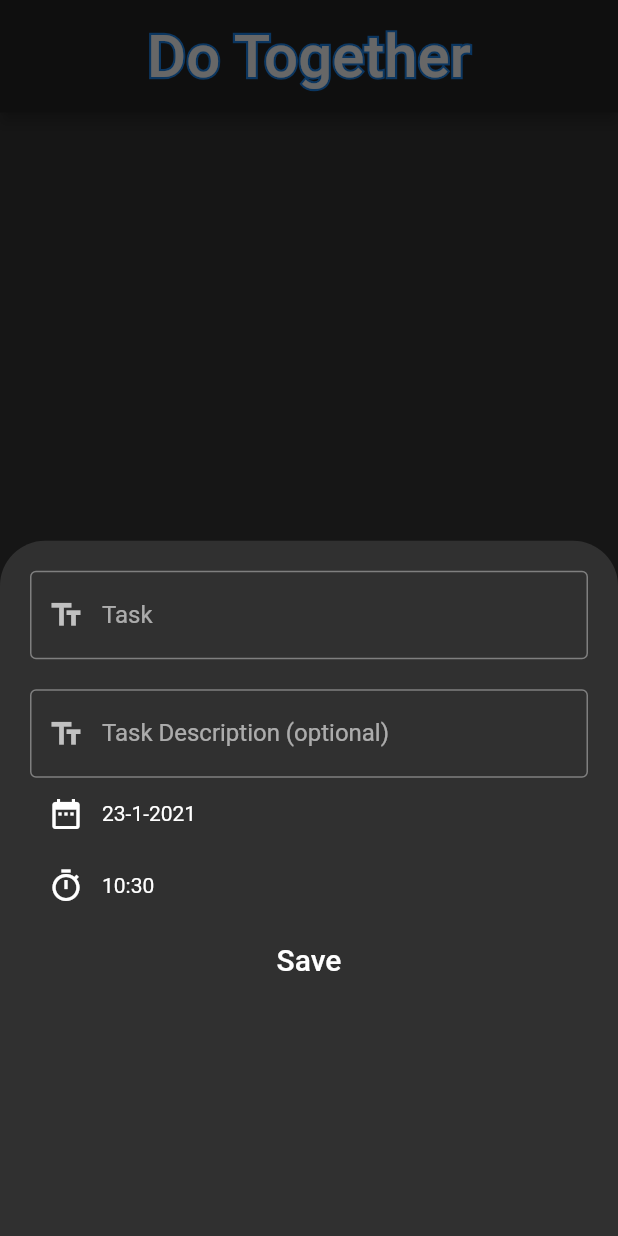
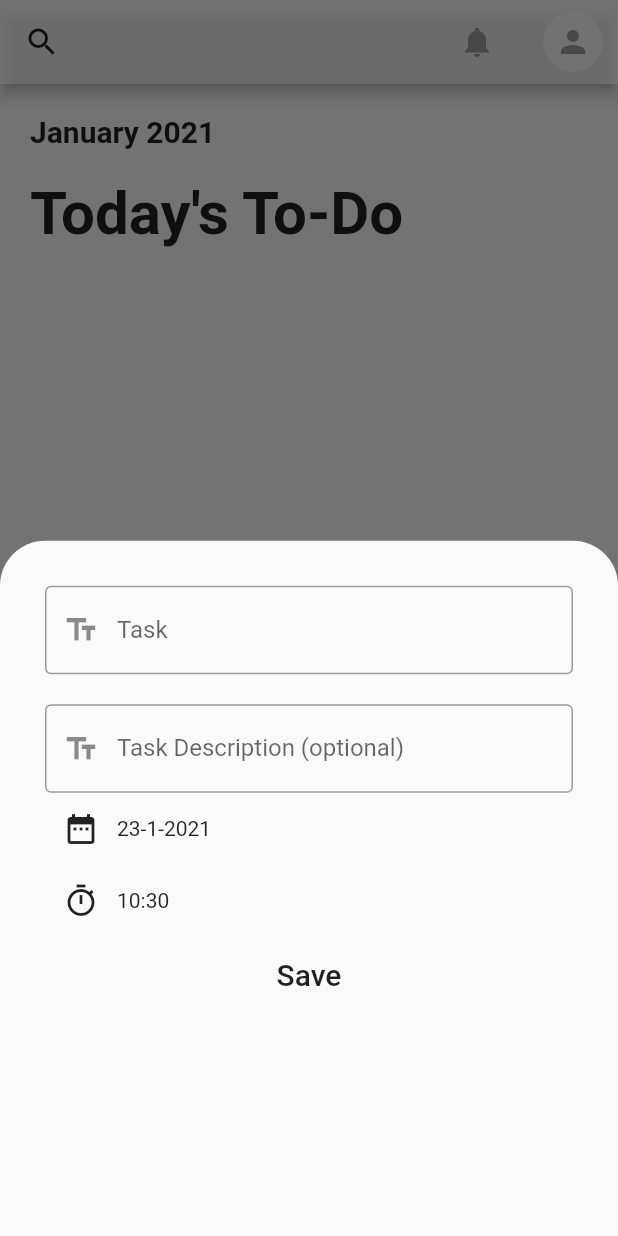
Before and after one commit to deepak-gup7a/do_together, a Flutter app: the screen it shows after launch, after a tap on the "add" icon, on a phone screen of 412 x 824 dp. Run offline on Flutter 3.47's test engine with Material 2 defaults, Android fonts, the phone set to English and light mode, and no system bars; our stand-ins replace sqflite; accounts and stored records are empty.

Commit message:
add tabs and so more

```diff
--- a/lib/database/DatabaseHelper.dart
+++ b/lib/database/DatabaseHelper.dart
@@ -8,7 +8,7 @@ class DatabaseHelper{
       join(await getDatabasesPath(),'do_together.db'),
       onCreate: (db,version){
         return db.execute(
-          "CREATE TABLE TASK(taskname TEXT,taskdescription TEXT,taskdeadline TEXT,isremind INTEGER,isdone INTEGER)",
+          "CREATE TABLE TASK(taskname TEXT,taskdescription TEXT,taskdeadline TEXT,beforeremind INTEGER,isdone INTEGER)",
         );
       },
       version: 1
@@ -36,7 +36,7 @@ Future<void>insertTaskInDatabase(Task task)async{
             maps[index]['taskname'],
             maps[index]['taskdescription'],
             DateTime.parse(maps[index]['taskdeadline']),
-            maps[index]['isremind']==0?false:true,
+            maps[index]['beforeremind'],
             maps[index]['isdone']==0?false:true
         );
       });
@@ -61,15 +61,5 @@ Future<void>insertTaskInDatabase(Task task)async{
     }
   }
 
-  Future<void>updateDatabase(Task oldTask,Task newTask){
-    Database db;
-    try{
-      db.update('TASK',newTask.toMap() ,where: 'taskname = ?',whereArgs: [oldTask.taskName]);
-    }catch(e){
-      print(e);
-    }finally{
-      db.close();
-    }
-  }
 
 }
--- a/lib/main.dart
+++ b/lib/main.dart
@@ -1,7 +1,11 @@
 import 'package:do_together/models/task_data.dart';
+import 'package:do_together/screens/AddTaskPage.dart';
+import 'package:do_together/screens/main_page.dart';
+import 'package:do_together/utills/custom_delegate_for_search.dart';
 import 'package:flutter/material.dart';
 import 'package:provider/provider.dart';
 
+import 'models/task.dart';
 import 'screens/Home.dart';
 
 void main() {
@@ -14,14 +18,8 @@ class MyApp extends StatelessWidget {
     return ChangeNotifierProvider(
       create: (BuildContext context)=>TaskData(),
       child: MaterialApp(
-          // theme: ThemeData(
-          //   //primarySwatch: Colors.black87,
-          //   bottomSheetTheme: BottomSheetThemeData(
-          //       backgroundColor: Colors.black.withOpacity(0)),
-          // ),
-        theme: ThemeData.dark(),
         debugShowCheckedModeBanner: false,
-        home: Home()
+        home:MainPage(),
       ),
     );
   }
--- a/lib/models/task.dart
+++ b/lib/models/task.dart
@@ -4,23 +4,25 @@ class Task{
   String _taskName;
   String _taskDescription;
   DateTime _taskDeadline;
-  bool _isRemind;
+  int _beforeRemind;
   bool _isDone;
+  //List<String>_tags;
 
   //constructor
-  Task(this._taskName, this._taskDescription, this._taskDeadline, this._isRemind,this._isDone);
+  Task(this._taskName, this._taskDescription, this._taskDeadline, this._beforeRemind,this._isDone);
 
   //getters
-
   DateTime get taskDeadline => _taskDeadline;
 
   String get taskDescription => _taskDescription;
 
   String get taskName => _taskName;
 
-  bool get remindOrNot => _isRemind;
+  bool get isDone => _isDone;
 
-  bool get isDone => _isDone;
+  //List<String> get tags => _tags;
+
+  int get beforeRemind => _beforeRemind;
 
   //setters
   set taskDeadline(DateTime value) {
@@ -35,22 +37,28 @@ class Task{
     _taskName = value;
   }
 
-  set isRemind(bool value) {
-    _isRemind = value;
+
+  set beforeRemind(int value) {
+    _beforeRemind = value;
   }
 
   set isDone(bool value){
     _isDone = value;
   }
 
+  // set tags(List<String> value) {
+  //   _tags = value;
+  // }
+
   Map<String,dynamic>toMap(){
     return {
-
       "taskname":_taskName,
       "taskdescription":_taskDescription,
       "taskdeadline":_taskDeadline.toIso8601String(),
-      "isremind":(_isRemind==true)?1:0,
+      "beforeremind":_beforeRemind,
+      //"tags":_tags.toString(),
       "isdone":(_isDone==true)?1:0
     };
   }
+
 }
--- a/lib/models/task_data.dart
+++ b/lib/models/task_data.dart
@@ -10,33 +10,20 @@ class TaskData extends ChangeNotifier{
   }
 
   List<Task>_tasks = [];
-  List<Task>_allTasks = [];
-  List<Task>_doneTasks = [];
-  List<Task>_overdueTasks = [];
 
   int getTaskCount() => _tasks.length;
-
-  int getAllTaskCount() => _allTasks.length;
-
-  int getDoneTaskCount() => _doneTasks.length;
-
-  int getOverdueTaskCount() => _overdueTasks.length;
 
 
   //fetching from database
   Future<void> fetchTaskFromDatabase() async{
     DatabaseHelper db = DatabaseHelper();
-    _allTasks = await db.getTaskFromDatabase();
-    if(_allTasks != null){
-      _allTasks.sort((a,b)=>a.taskDeadline.isAfter(b.taskDeadline)==true?1:0);
-      DateTime dateTime = DateTime.now();
-      for(Task task in _allTasks){
-        if(task.isDone == true){
-          _doneTasks.add(task);
-        }else{
-          if(task.taskDeadline.isBefore(dateTime)){
-            _overdueTasks.add(task);
-          }
+    _tasks = await db.getTaskFromDatabase();
+    if(_tasks != null){
+      _tasks.sort((a,b)=>a.taskDeadline.isAfter(b.taskDeadline)==true?1:0);
+      for(int i=0;i<_tasks.length;++i){
+        if(_tasks[i].isDone == true){
+          Task task = _tasks[i];
+          _tasks.removeAt(i);
           _tasks.add(task);
         }
       }
@@ -44,22 +31,10 @@ class TaskData extends ChangeNotifier{
     }
   }
 
-  //return all lists
   UnmodifiableListView<Task>getTasks(){
     return UnmodifiableListView(_tasks);
   }
 
-  UnmodifiableListView<Task>getAllTasks(){
-    return UnmodifiableListView(_allTasks);
-  }
-
-  UnmodifiableListView<Task>getDoneTasks(){
-    return UnmodifiableListView(_doneTasks);
-  }
-
-  UnmodifiableListView<Task>getOverdueTasks(){
-    return UnmodifiableListView(_overdueTasks);
-  }
 
   //add inn database
   Future<void>addInDatabase(Task task)async{
@@ -75,19 +50,13 @@ class TaskData extends ChangeNotifier{
         index=i;
       }
     }
-    if(index == -1){
+    if(index == -1 || task.isDone == true){
       index=_tasks.length;
     }
     _tasks.insert(index,task);
-    _allTasks.add(task);
     notifyListeners();
   }
 
-
-  Future<void>updateInDatabase(Task oldTask,Task newTask)async{
-    DatabaseHelper db = DatabaseHelper();
-    await db.updateDatabase(oldTask, newTask);
-  }
 
   //update in database
   void updateTask(Task oldTask,Task newTask){
@@ -109,20 +78,17 @@ class TaskData extends ChangeNotifier{
   void deleteTask(Task task){
     removeTaskFromDataBase(task);
     _tasks.remove(task);
-    _allTasks.remove(task);
     notifyListeners();
   }
 
   void doneTask(Task task){
     for(int i=0;i<_tasks.length;++i){
       if(_tasks[i].taskName == task.taskName){
-        _tasks.removeAt(i);
+        deleteTask(task);
+        addTask(Task(task.taskName,task.taskDescription,task.taskDeadline,10,true));
         break;
       }
     }
-    _doneTasks.add(task);
-    deleteTask(Task(task.taskName,task.taskDescription,task.taskDeadline,false,task.remindOrNot));
-    addInDatabase(task);
     notifyListeners();
   }
 
--- a/lib/screens/AddTaskPage.dart
+++ b/lib/screens/AddTaskPage.dart
@@ -2,10 +2,11 @@ import 'package:do_together/models/task.dart';
 import 'package:do_together/models/task_data.dart';
 import 'package:do_together/utills/TimeDate.dart';
 import 'package:flutter/material.dart';
+import 'package:flutter/services.dart';
 import 'package:provider/provider.dart';
 
 class AddTaskForm extends StatefulWidget {
-  Task task = Task("", "", DateTime.now(), false, false);
+  Task task = Task("", "", DateTime.now(), 10, false);
   bool forUpdate = false;
   AddTaskForm({this.task,this.forUpdate});
 
@@ -49,30 +50,25 @@ class _AddTaskFormState extends State<AddTaskForm> {
 
   @override
   Widget build(BuildContext context) {
-    List<Task> tasks = Provider.of<TaskData>(context).getAllTasks();
+    List<Task> tasks = Provider.of<TaskData>(context).getTasks();
     return Scaffold(
-      //backgroundColor: Colors.transparent,
       body: Container(
-        padding: EdgeInsets.all(20.0),
+        padding: EdgeInsets.all(30.0),
         child: Form(
           key: _formKey,
           child: ListView(
-            physics: ScrollPhysics(),
             children: [
               TextFormField(
-            //    style: TextStyle(color: Colors.white),
                 initialValue: widget.task.taskName,
                 onChanged: (value) {
                   tName = value;
                 },
+                textInputAction: TextInputAction.newline,
                 decoration: InputDecoration(
-                  // hintStyle: TextStyle(color: Colors.white),
-                  // labelStyle: TextStyle(color: Colors.white),
                   contentPadding: EdgeInsets.all(20.0),
                   border: OutlineInputBorder(),
                   prefixIcon: Icon(
                     Icons.text_fields,
-         //           color: Colors.white,
                   ),
                   labelText: "Task",
                   hintText: "Task Name",
@@ -95,19 +91,15 @@ class _AddTaskFormState extends State<AddTaskForm> {
               ),
               TextFormField(
                 initialValue: widget.task.taskDescription,
-          //      style: TextStyle(color: Colors.white),
                 onChanged: (value) {
                   tDesc = value;
                 },
                 decoration: InputDecoration(
-                  // hintStyle: TextStyle(color: Colors.white),
-                  // labelStyle: TextStyle(color: Colors.white),
                   contentPadding: EdgeInsets.all(20.0),
                   border: OutlineInputBorder(),
                   isDense: false,
                   prefixIcon: Icon(
                     Icons.text_fields,
-         //           color: Colors.white,
                   ),
                   labelText: "Task Description (optional)",
                   hintText: "Task Description",
@@ -119,11 +111,9 @@ class _AddTaskFormState extends State<AddTaskForm> {
                     IconButton(
                       icon: Icon(Icons.date_range),
                       onPressed: () => getDate(),
-         //             color: Colors.white,
                     ),
                     Text(
                       timeDate.getDateFromDateTime(dChange==false?widget.task.taskDeadline:_time),
-         //             style: TextStyle(color: Colors.white),
                     ),
                   ],
                 ),
@@ -134,36 +124,14 @@ class _AddTaskFormState extends State<AddTaskForm> {
                     IconButton(
                       icon: Icon(Icons.timer_sharp),
                       onPressed: () => getTime(),
-         //             color: Colors.white,
                     ),
                     Text(
                       timeDate.getTimeFromDateTime(tChange==false?widget.task.taskDeadline:_time),
-       //                 style: TextStyle(color: Colors.white),
                     ),
                   ],
                 ),
               ),
-              // Row(
-              //   mainAxisAlignment: MainAxisAlignment.center,
-              //   children: [
-              //     Text(
-              //       "Pin Notification",
-              //       style: TextStyle(color: Colors.white),
-              //     ),
-              //     SizedBox(
-              //       width: 15.0,
-              //     ),
-              //     Switch(
-              //         value: isRemind||widget.task.remindOrNot,
-              //         onChanged: (value) {
-              //           setState(() {
-              //             isRemind = value;
-              //           });
-              //         }),
-              //   ],
-              // ),
               MaterialButton(
-               // color: Colors.black12,
                 height: 50.0,
                 minWidth: 200.0,
                 shape: RoundedRectangleBorder(
@@ -171,7 +139,7 @@ class _AddTaskFormState extends State<AddTaskForm> {
                 elevation: 5.0,
                 child: Text(
                   "Save",
-                  style: TextStyle(color: Colors.white, fontSize: 20.0),
+                  style: TextStyle(fontSize: 20.0),
                 ),
                 onPressed: () {
                   if (_formKey.currentState.validate()) {
@@ -182,9 +150,9 @@ class _AddTaskFormState extends State<AddTaskForm> {
                       tDesc = widget.task.taskDescription;
                     }
                     if(widget.forUpdate == true){
-                      Provider.of<TaskData>(context,listen: false).updateTask(widget.task,Task(tName, tDesc, (dChange==true||tChange==true)?_time:widget.task.taskDeadline, isRemind, false));
+                      Provider.of<TaskData>(context,listen: false).updateTask(widget.task,Task(tName, tDesc, (dChange==true||tChange==true)?_time:widget.task.taskDeadline, 10, false));
                     }else{
-                      Provider.of<TaskData>(context, listen: false).addTask(Task(tName, tDesc, (dChange==true||tChange==true)?_time:widget.task.taskDeadline, isRemind, false));
+                      Provider.of<TaskData>(context, listen: false).addTask(Task(tName, tDesc, (dChange==true||tChange==true)?_time:widget.task.taskDeadline, 10, false));
                     }
                     Navigator.pop(context);
                   }
--- a/lib/screens/Home.dart
+++ b/lib/screens/Home.dart
@@ -1,8 +1,7 @@
-import 'package:do_together/models/task.dart';
-import 'package:do_together/models/task_data.dart';
-import 'package:do_together/screens/done_task_page.dart';
-import 'package:do_together/screens/overdue_task_page.dart';
+
 import 'package:do_together/screens/task_list_page.dart';
+import 'package:do_together/utills/custom_delegate_for_search.dart';
+import 'package:flutter/cupertino.dart';
 import 'package:flutter/material.dart';
 import 'package:provider/provider.dart';
 import 'AddTaskPage.dart';
@@ -18,72 +17,52 @@ class _HomeState extends State<Home> {
 
   @override
   Widget build(BuildContext context) {
-    int overdueTaskCount = Provider.of<TaskData>(context).getOverdueTaskCount();
-    int doneTaskCount = Provider.of<TaskData>(context).getDoneTaskCount();
-    return Scaffold(
-      appBar: AppBar(
-        centerTitle: true,
-       // backgroundColor: Colors.black12,
-        toolbarHeight: 75.0,
-        title: Stack(
-          children: <Widget>[
-            Text(
-              'Do Together',
-              style: TextStyle(
-                fontSize: 40,
-                foreground: Paint()
-                  ..style = PaintingStyle.stroke
-                  ..strokeWidth = 3
-                  ..color = Colors.blue[700],
-              ),
-            ),
-            Text(
-              'Do Together',
-              style: TextStyle(
-                fontSize: 40,
-                color: Colors.grey[300],
-              ),
-            ),
-          ],
-        ),
-      ),
-      body: Container(
-       // color: Colors.black87,
-        //child: taskListLength == 0?EmptyList():TaskListPage(),
-        child: TaskListPage(),
-      ),
-      floatingActionButton: FloatingActionButton(
-        child: Icon(Icons.add),
-        onPressed: () {
-          showModalBottomSheet(
-            elevation: 0.0,
-            shape: RoundedRectangleBorder(
-              borderRadius: BorderRadius.vertical(top: Radius.circular(30.0)),
-            ),
-            clipBehavior: Clip.antiAliasWithSaveLayer,
-              context: context,
-              builder: (context) => AddTaskForm(task:Task("","",DateTime.now(),false,false),forUpdate: false,),
-          );
-          }
-          ),
-      floatingActionButtonLocation: FloatingActionButtonLocation.centerDocked,
-      bottomNavigationBar: BottomAppBar(
-        notchMargin: 6.0,
-        shape: CircularNotchedRectangle(),
-        child: Row(
-          mainAxisSize: MainAxisSize.max,
-          mainAxisAlignment: MainAxisAlignment.spaceBetween,
+    return Container(
+        child: Column(
+          crossAxisAlignment: CrossAxisAlignment.start,
           children: [
-            MaterialButton(onPressed: (){
-              Navigator.of(context).push(MaterialPageRoute(builder: (context)=>OverDueTaskPage())) ;
-            },child: Text("Overdue : ${overdueTaskCount}",style: TextStyle(fontSize:20.0,color: Colors.redAccent),),),
-            MaterialButton(onPressed: (){
-              Navigator.of(context).push(MaterialPageRoute(builder: (context)=>DoneTaskPage()));
-            },child: Text("Done : ${doneTaskCount}",style: TextStyle(fontSize:20.0,color: Colors.greenAccent),),)
-          ],
-        ),
+            Container(margin:EdgeInsets.all(20.0),child: Text("January 2021",style: TextStyle(fontSize: 20,fontWeight: FontWeight.bold),)),
+            Container(margin:EdgeInsets.symmetric(horizontal: 20.0),child: Text("Today's To-Do ",style: TextStyle(fontSize: 40,fontWeight: FontWeight.bold),),),
+            Container(margin: EdgeInsets.all(20.0),
+            decoration: BoxDecoration(
+              boxShadow: [BoxShadow(color: Colors.grey)]
+            ),),
+            Expanded(child: SingleChildScrollView(
+              child: TaskListPage(),
+            ))
+        ]
       ),
     );
 
   }
 }
+
+
+
+
+// appBar: AppBar(
+// centerTitle: true,
+// // backgroundColor: Colors.black12,
+// toolbarHeight: 75.0,
+// title: Stack(
+// children: <Widget>[
+// Text(
+// 'Do Together',
+// style: TextStyle(
+// fontSize: 40,
+// foreground: Paint()
+// ..style = PaintingStyle.stroke
+// ..strokeWidth = 3
+// ..color = Colors.blue[700],
+// ),
+// ),
+// Text(
+// 'Do Together',
+// style: TextStyle(
+// fontSize: 40,
+// color: Colors.grey[300],
+// ),
+// ),
+// ],
+// ),
+// ),
--- /dev/null
+++ b/lib/screens/NotesList.dart
@@ -0,0 +1,12 @@
+import 'package:flutter/material.dart';
+
+class NotesListPage extends StatelessWidget {
+  @override
+  Widget build(BuildContext context) {
+    return Container(
+      child: Center(
+        child: Text("Notes here"),
+      ),
+    );
+  }
+}
--- /dev/null
+++ b/lib/screens/main_page.dart
@@ -0,0 +1,102 @@
+import 'package:do_together/models/task.dart';
+import 'package:do_together/screens/NotesList.dart';
+import 'package:do_together/screens/profile_page.dart';
+import 'package:do_together/screens/statisticsPage.dart';
+import 'package:do_together/utills/custom_delegate_for_search.dart';
+import 'package:flutter/material.dart';
+
+import 'AddTaskPage.dart';
+import 'Home.dart';
+
+class MainPage extends StatefulWidget {
+  @override
+  _MainPageState createState() => _MainPageState();
+}
+
+class _MainPageState extends State<MainPage> {
+
+  List<Widget> tabPages = [
+    Home(),
+    NotesListPage(),
+    StatisticsPage(),
+    ProfilePage()
+  ];
+
+  int pageIndex=0;
+  PageController _pageController;
+
+  @override
+  void initState() {
+    super.initState();
+    _pageController = PageController(initialPage: pageIndex);
+  }
+
+  @override
+  void dispose() {
+    _pageController.dispose();
+    super.dispose();
+  }
+
+  @override
+  Widget build(BuildContext context) {
+    return Scaffold(
+      body: PageView(
+        children: tabPages,
+        controller: _pageController,
+        onPageChanged: (index){
+          setState(() {
+            pageIndex = index;
+          });
+        },
+      ),
+      appBar: AppBar(
+        leading: IconButton(
+          onPressed: () async {
+            var result = await showSearch<String>(
+              context: context,
+              delegate: CustomDelegate(),
+            );
+          },
+          icon: Icon(Icons.search,color: Colors.black87,),
+        ),
+        actions: [
+          Container(padding:EdgeInsets.symmetric(horizontal: 10.0),child: IconButton(icon: Icon(Icons.notifications,color: Colors.grey,),onPressed: (){},)),
+          Container(padding:EdgeInsets.symmetric(horizontal: 10.0),child: CircleAvatar(child: Icon(Icons.person,color: Colors.grey,),backgroundColor: Colors.white70,))
+        ],
+        backgroundColor: Colors.white70,
+      ),
+      floatingActionButtonLocation: FloatingActionButtonLocation.endFloat,
+      floatingActionButton: FloatingActionButton(
+        child: Icon(Icons.add),
+        onPressed: (){
+          showModalBottomSheet(
+            elevation: 0.0,
+            shape: RoundedRectangleBorder(
+              borderRadius: BorderRadius.vertical(
+                  top: Radius.circular(30.0)),
+            ),
+            clipBehavior: Clip.antiAliasWithSaveLayer,
+            context: context,
+            builder: (context) => AddTaskForm(
+              task: Task("","",DateTime.now(),10,false),
+              forUpdate: false,
+            ),
+          );
+        },
+      ),
+      bottomNavigationBar: BottomNavigationBar(
+        fixedColor: Colors.greenAccent,
+        unselectedItemColor: Colors.blueGrey,
+        showUnselectedLabels: true,
+        items: [
+          BottomNavigationBarItem(icon: Icon(Icons.home,),label: "Home"),
+          BottomNavigationBarItem(icon: Icon(Icons.note_sharp),label:"Notes"),
+          BottomNavigationBarItem(icon: Icon(Icons.stacked_bar_chart), label:"Statistics"),
+          BottomNavigationBarItem(icon: Icon(Icons.person), label: "Profile"),
+        ],
+        currentIndex: pageIndex,
+        onTap: (index)=>this._pageController.animateToPage(index,duration:Duration(milliseconds: 500),curve: Curves.fastOutSlowIn),
+      ),
+    );
+  }
+}
--- /dev/null
+++ b/lib/screens/profile_page.dart
@@ -0,0 +1,12 @@
+import 'package:flutter/material.dart';
+
+class ProfilePage extends StatelessWidget {
+  @override
+  Widget build(BuildContext context) {
+    return Container(
+      child: Center(
+        child: Text("user profile"),
+      ),
+    );
+  }
+}
--- /dev/null
+++ b/lib/screens/statisticsPage.dart
@@ -0,0 +1,12 @@
+import 'package:flutter/material.dart';
+
+class StatisticsPage extends StatelessWidget {
+  @override
+  Widget build(BuildContext context) {
+    return Container(
+      child: Center(
+        child: Text("stats here"),
+      ),
+    );
+  }
+}
--- /dev/null
+++ b/lib/utills/custom_delegate_for_search.dart
@@ -0,0 +1,36 @@
+import 'package:flutter/material.dart';
+
+
+class CustomDelegate<T> extends SearchDelegate<T> {
+
+  List<String> data = [];
+
+  @override
+  List<Widget> buildActions(BuildContext context) => [IconButton(icon: Icon(Icons.clear), onPressed: () => query = '')];
+
+  @override
+  Widget buildLeading(BuildContext context) => IconButton(icon: Icon(Icons.chevron_left), onPressed: () => close(context, null));
+
+  @override
+  Widget buildResults(BuildContext context) => Container();
+
+  @override
+  Widget buildSuggestions(BuildContext context) {
+    var listToShow;
+    if (query.isNotEmpty)
+      listToShow = data.where((e) => e.contains(query) && e.startsWith(query)).toList();
+    else
+      listToShow = data;
+
+    return ListView.builder(
+      itemCount: listToShow.length,
+      itemBuilder: (_, i) {
+        var noun = listToShow[i];
+        return ListTile(
+          title: Text(noun),
+          onTap: () => close(context, noun),
+        );
+      },
+    );
+  }
+}
```
Also changed, not shown: lib/database/databaseHelper_for_notes.dart (added, +67 -0 lines), lib/models/notes.dart (added, +18 -0 lines), lib/screens/done_task_page.dart (deleted, +0 -25 lines), lib/screens/overdue_task_page.dart (deleted, +0 -25 lines), lib/screens/task_list_page.dart (+37 -16 lines).
